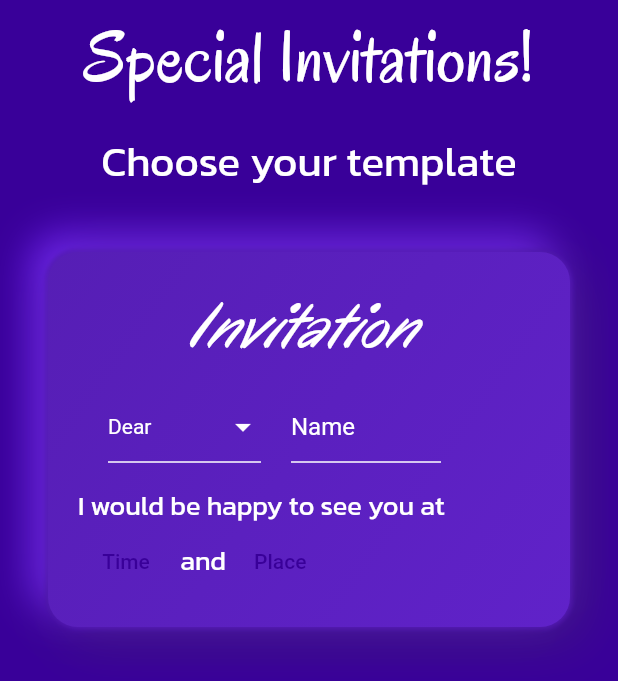
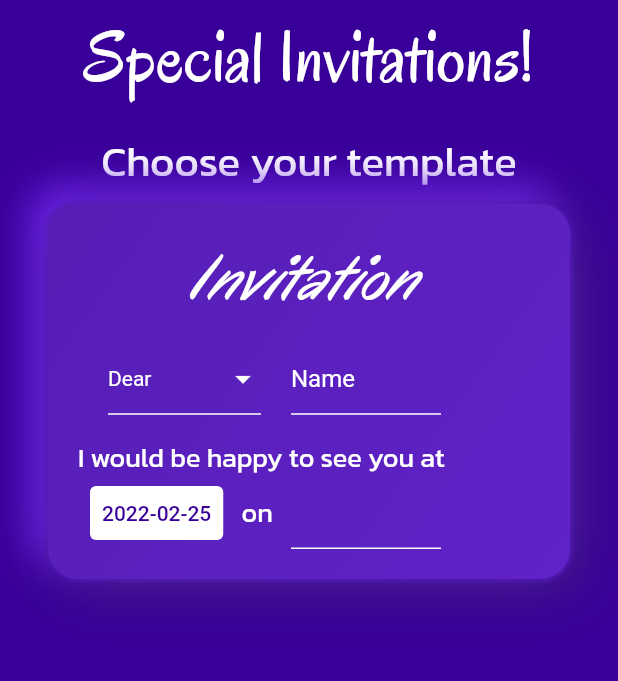
Before and after one commit to fawaz-alesayi/special-cards, a Flutter app: the screen it shows after launch, on a phone screen of 412 x 824 dp. Shown: the top 681 px of the screen. Run offline on Flutter 3.47's test engine with Material 2 defaults, Android fonts, the light colour scheme and no system bars.

Commit message:
feat: templates 📜

```diff
--- a/lib/body_text.dart
+++ b/lib/body_text.dart
@@ -1,7 +1,5 @@
 import 'package:flutter/material.dart';
 import 'package:flutter/widgets.dart';
-import 'package:invitation_cards/template.dart';
-
 import 'package:invitation_cards/utils.dart';
 
 import 'domain/labels.dart';
@@ -19,15 +17,17 @@ class BodyText extends StatelessWidget {
   @override
   Widget build(BuildContext context) {
     List<String> textTokens = text.split(" ").intersperse(" ");
-    List<String> labelValues = labels.map((label) => labelTextFormat(label.getText())).toList();
+    List<String> formattedLabelValues =
+        labels.map((label) => addFormat(label.key)).toList();
     return RichText(
       text: TextSpan(
         style: Theme.of(context).textTheme.bodyText1,
         children: textTokens.map((token) {
-          if (labelValues.contains(token)) {
+          if (formattedLabelValues.contains(token)) {
+            Label l = labels.firstWhere((label) => label.key == removeFormat(token));
             return WidgetSpan(
               alignment: PlaceholderAlignment.middle,
-              child: labelView(labels.firstWhere((element) => element.getText() == removeFormat(token))),
+              child: labelView(l),
             );
           } else {
             return TextSpan(text: token);
@@ -37,7 +37,93 @@ class BodyText extends StatelessWidget {
     );
   }
 
-  String labelTextFormat(String label) => "{" + label + "}";
+  String addFormat(String label) => "{" + label + "}";
 
   String removeFormat(String text) => text.replaceAll(RegExp(r"\{|\}"), "");
 }
+
+Widget labelView(Label label) {
+  switch (label.runtimeType) {
+    case TextLabel:
+      return TextLabelView(label: label);
+    case DateLabel:
+      return DateLabelView(label: label);
+    default:
+      return TextLabelView(label: label);
+  }
+}
+
+class TextLabelView extends StatefulWidget {
+  final Label label;
+
+  const TextLabelView({
+    Key? key,
+    required this.label,
+  }) : super(key: key);
+
+  @override
+  State<TextLabelView> createState() => _TextLabelViewState();
+}
+
+class _TextLabelViewState extends State<TextLabelView> {
+  @override
+  Widget build(BuildContext context) {
+    return Padding(
+        padding: const EdgeInsets.symmetric(horizontal: 8.0),
+        child: Container(
+          width: 100.0,
+          child: TextField(
+            decoration: const InputDecoration(
+              hintText: ""
+            ),
+            onChanged: (value) => {}
+          ),
+        ));
+  }
+}
+
+class DateLabelView extends StatefulWidget {
+  final Label label;
+
+  const DateLabelView({
+    Key? key,
+    required this.label,
+  }) : super(key: key);
+
+  @override
+  State<StatefulWidget> createState() {
+    return _DateLabelViewState();
+  }
+}
+
+class _DateLabelViewState extends State<DateLabelView> {
+  DateTime selectedDate = DateTime.now();
+
+  @override
+  Widget build(BuildContext context) {
+    return Padding(
+      padding: const EdgeInsets.symmetric(horizontal: 8.0),
+      child: TextButton(
+        onPressed: () {
+          debugPrint("Hello");
+          _selectDate(context);
+        },
+        child: Text(selectedDate.dateString),
+      ),
+    );
+  }
+
+  _selectDate(BuildContext context) async {
+    final DateTime? selected = await showDatePicker(
+      context: context,
+      initialDate: selectedDate,
+      firstDate: DateTime(2010),
+      lastDate: DateTime(2025),
+    );
+    if (selected != null && selected != selectedDate) {
+      setState(() {
+        selectedDate = selected;
+      });
+    }
+  }
+}
--- a/lib/domain/labels.dart
+++ b/lib/domain/labels.dart
@@ -1,4 +1,9 @@
 abstract class Label {
+  String key;
+
+  Label({
+    required this.key,
+  });
 
   /// A textual representation of the label. Different for each type of label.
   String getText();
@@ -8,11 +13,12 @@ class DateLabel extends Label {
   DateTime value;
   DateLabel({
     required this.value,
-  });
+    required String key,
+  }) : super(key: key);
 
   @override
   String getText() {
-    return value.toString();
+    return value.toLocal().toString().split(' ')[0];
   }
 }
 
@@ -20,7 +26,8 @@ class TextLabel extends Label {
   String value;
   TextLabel({
     required this.value,
-  });
+    required String key,
+  }) : super(key: key);
 
   @override
   String getText() {
--- a/lib/domain/template.dart
+++ b/lib/domain/template.dart
@@ -1,8 +1,5 @@
 import 'package:invitation_cards/domain/labels.dart';
-
-
-typedef LabelName = String;
-
+import 'package:collection/collection.dart';
 
 /// The message template
 ///
@@ -16,7 +13,7 @@ class Template {
   /// Hello, my name is {name} and I am {age} years old.
   final String _body;
 
-  Map<LabelName, Label> labels;
+  List<Label> labels;
 
   Template({
     required this.title,
@@ -28,8 +25,9 @@ class Template {
   /// Labels are enclosed in curly braces {}
   String get body {
     return _body.replaceAllMapped(RegExp(r'{([^}]+)}'), (Match m) {
-      if (labels.containsKey(m.group(1))) {
-        return labels[m.group(1)]!.getText();
+      final Label? label = labels.firstWhereOrNull((label) => label.key == m.group(1));
+      if (label != null) {
+        return label.getText();
       } else {
         return m.group(0)!;
       }
--- a/lib/main.dart
+++ b/lib/main.dart
@@ -1,14 +1,13 @@
 import 'package:flutter/material.dart';
-import 'package:invitation_cards/template.dart';
-
-import 'domain/labels.dart';
+import 'package:invitation_cards/routes/home.dart';
+import 'package:invitation_cards/routes/template.dart';
 
 void main() {
-  runApp(const MyApp());
+  runApp(const App());
 }
 
-class MyApp extends StatelessWidget {
-  const MyApp({Key? key}) : super(key: key);
+class App extends StatelessWidget {
+  const App({Key? key}) : super(key: key);
 
   @override
   Widget build(BuildContext context) {
@@ -25,6 +24,11 @@ class MyApp extends StatelessWidget {
           ),
           border: UnderlineInputBorder(
             borderSide: BorderSide(color: Colors.white),
+          ),
+        ),
+        textButtonTheme: TextButtonThemeData(
+          style: TextButton.styleFrom(
+            backgroundColor: Colors.white,
           ),
         ),
         textTheme: const TextTheme(
@@ -52,54 +56,12 @@ class MyApp extends StatelessWidget {
           900: Color(0xFF17006B),
         }),
       ),
-      home: const HomePage(),
+      initialRoute: '/',
+      routes: {
+        '/': (context) => const HomePage(),
+        '/template': (context) => const TemplatePage(),
+      },
       debugShowCheckedModeBanner: false,
     );
   }
 }
-
-class HomePage extends StatelessWidget {
-
-  const HomePage({
-    Key? key,
-  }) : super(key: key);
-
-  @override
-  Widget build(BuildContext context) {
-    return Scaffold(
-      backgroundColor: Theme.of(context).primaryColor,
-      body: Container(
-        padding: const EdgeInsets.symmetric(horizontal: 32),
-        child: ListView(
-          children: [
-            Padding(
-              padding: const EdgeInsets.symmetric(vertical: 8.0),
-              child: Center(
-                child: Text(
-                  'Special Invitations!',
-                  style: Theme.of(context).textTheme.headline1,
-                  textAlign: TextAlign.center,
-                ),
-              ),
-            ),
-            Padding(
-              padding: const EdgeInsets.symmetric(vertical: 8.0),
-              child: Center(
-                child: Text(
-                  'Choose your template',
-                  style: Theme.of(context).textTheme.headline2,
-                  textAlign: TextAlign.center,
-                ),
-              ),
-            ),
-            const SizedBox(height: 32),
-            TemplateCard(
-                body: "I would be happy to see you at {Time} and {Place}",
-                labels: [TextLabel(value: 'Time'), TextLabel(value: 'Place')]),
-            const SizedBox(height: 32),
-          ],
-        ),
-      ),
-    );
-  }
-}
--- /dev/null
+++ b/lib/routes/home.dart
@@ -0,0 +1,43 @@
+import 'package:flutter/material.dart';
+import 'package:flutter/widgets.dart';
+import 'package:invitation_cards/shared_scaffold.dart';
+import 'package:invitation_cards/templates/general.dart';
+
+class HomePage extends StatelessWidget {
+  const HomePage({
+    Key? key,
+  }) : super(key: key);
+
+  @override
+  Widget build(BuildContext context) {
+    return SharedScaffold(
+      body: ListView(
+        children: [
+          Padding(
+            padding: const EdgeInsets.symmetric(vertical: 8.0),
+            child: Center(
+              child: Text(
+                'Special Invitations!',
+                style: Theme.of(context).textTheme.headline1,
+                textAlign: TextAlign.center,
+              ),
+            ),
+          ),
+          Padding(
+            padding: const EdgeInsets.symmetric(vertical: 8.0),
+            child: Center(
+              child: Text(
+                'Choose your template',
+                style: Theme.of(context).textTheme.headline2,
+                textAlign: TextAlign.center,
+              ),
+            ),
+          ),
+          const GeneralTemplate(
+            tappable: true,
+          ),
+        ],
+      ),
+    );
+  }
+}
--- /dev/null
+++ b/lib/routes/template.dart
@@ -0,0 +1,18 @@
+import 'package:flutter/material.dart';
+import 'package:flutter/widgets.dart';
+import 'package:invitation_cards/shared_scaffold.dart';
+import 'package:invitation_cards/templates/general.dart';
+
+class TemplatePage extends StatelessWidget {
+  const TemplatePage({Key? key}) : super(key: key);
+
+  @override
+  Widget build(BuildContext context) {
+    return SharedScaffold(
+      topPadding: 128.0,
+      body: Column(
+        children: const [GeneralTemplate()],
+      ),
+    );
+  }
+}
--- /dev/null
+++ b/lib/shared_scaffold.dart
@@ -0,0 +1,21 @@
+import 'package:flutter/cupertino.dart';
+import 'package:flutter/material.dart';
+
+class SharedScaffold extends StatelessWidget {
+  final Widget? body;
+  final double topPadding;
+
+  const SharedScaffold({Key? key, this.body, this.topPadding = 0}) : super(key: key);
+
+  @override
+  Widget build(BuildContext context) {
+    return Scaffold(
+      backgroundColor: Theme.of(context).primaryColor,
+      body: Container(
+        padding: EdgeInsets.only(left: 32, right: 32, top: topPadding),
+        child: body,
+      )
+    );
+  }
+
+}
--- a/lib/template.dart
+++ b/lib/template.dart
@@ -3,6 +3,7 @@ import 'package:flutter/widgets.dart';
 import 'package:invitation_cards/body_text.dart';
 import 'package:invitation_cards/domain/template.dart';
 import 'package:invitation_cards/drop_down_button.dart';
+import 'package:invitation_cards/utils.dart';
 
 import 'domain/labels.dart';
 
@@ -10,26 +11,34 @@ class TemplateCard extends StatefulWidget {
   final String title;
   final String body;
   final List<Label> labels;
+  bool tappable;
 
   TemplateCard(
-      {this.title = "Invitation", required this.body, required this.labels});
+      {this.title = "Invitation",
+      required this.body,
+      required this.labels,
+      this.tappable = true});
 
   @override
   _TemplateCardState createState() => _TemplateCardState();
 }
 
 class _TemplateCardState extends State<TemplateCard> {
-  late Template template;
 
   @override
   void initState() {
     super.initState();
-    template = Template(body: widget.body, labels: {}, title: widget.title);
   }
 
   @override
   Widget build(BuildContext context) {
-    return Container(
+    return InkWell(
+      onTap: () {
+        if (widget.tappable) {
+          Navigator.pushNamed(context, '/template');
+        }
+      },
+      child: Container(
         padding: const EdgeInsets.all(20.0),
         height: 250.0,
         decoration: const BoxDecoration(
@@ -116,8 +125,10 @@ class _TemplateCardState extends State<TemplateCard> {
                 child: CardTextField(),
               ),
             ]),
-          Wrap(children: [BodyText(text: widget.body, labels: widget.labels)]),
+            Wrap(
+                children: [BodyText(text: widget.body, labels: widget.labels)]),
           ],
+        ),
       ),
     );
   }
@@ -143,14 +154,3 @@ class CardTextField extends StatelessWidget {
     );
   }
 }
-
-Widget labelView(Label label) {
-  switch (label.runtimeType) {
-    case TextLabel:
-      return TextButton(onPressed: () {}, child: Text(label.getText()));
-    case DateLabel:
-      return TextField();
-    default:
-      return TextButton(onPressed: () {}, child: Text(label.toString()));
-  }
-}
--- /dev/null
+++ b/lib/templates/general.dart
@@ -0,0 +1,23 @@
+import 'package:flutter/widgets.dart';
+import 'package:invitation_cards/domain/labels.dart';
+import 'package:invitation_cards/template.dart';
+
+class GeneralTemplate extends StatelessWidget {
+  final bool tappable;
+  const GeneralTemplate({
+    Key? key,
+    this.tappable = false,
+  }) : super(key: key);
+
+  @override
+  Widget build(BuildContext context) {
+    return TemplateCard(
+      body: "I would be happy to see you at {Time} on {Place}",
+      labels: [
+        DateLabel(key: "Time", value: DateTime.now()),
+        TextLabel(key: "Place", value: '')
+      ],
+      tappable: tappable,
+    );
+  }
+}
--- a/lib/utils.dart
+++ b/lib/utils.dart
@@ -20,3 +20,10 @@ extension ListExtension<T> on List<T> {
     return result;
   }
 }
+
+extension DateExtension<T> on DateTime {
+  /// returns the date in the format of yyyy-MM-dd
+  String get dateString {
+    return "${year.toString().padLeft(4, '0')}-${month.toString().padLeft(2, '0')}-${day.toString().padLeft(2, '0')}";
+  }
+}
```
Also changed, not shown: 1 other file. Lines whose indentation alone changed are shown as unchanged.
